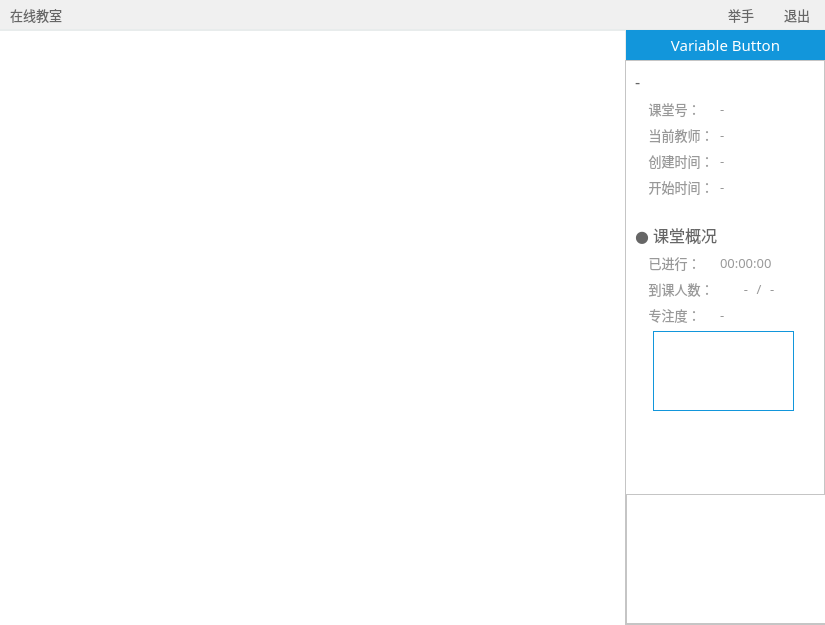
Old version of the form Status/Resources/ui/c_onlineClassroomWidget.ui in the repository StatusOnIineEducationDev/status-desktop.
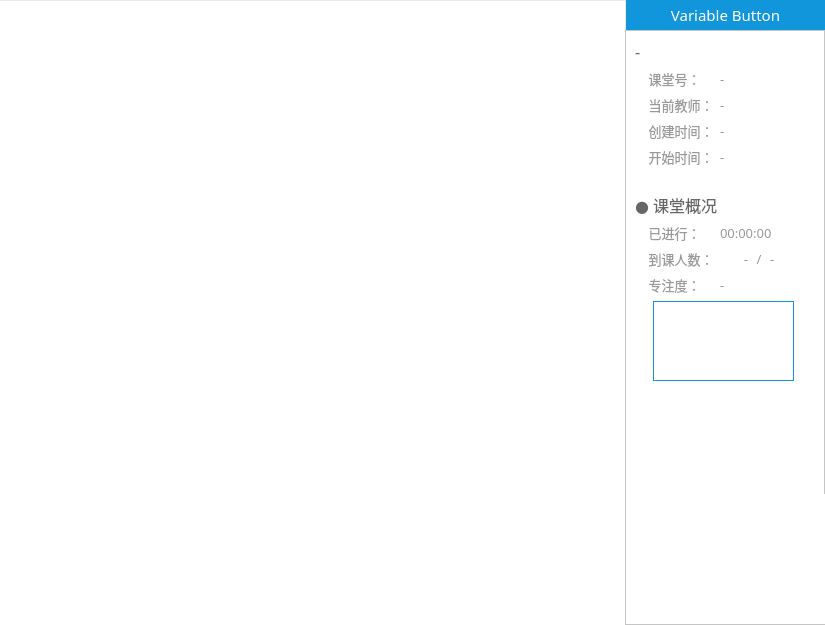
New version of the form. Icons and pictures are not drawn. Custom widgets are drawn as their Qt base class.

What changed in the file:
```diff
--- a/Status/Resources/ui/c_onlineClassroomWidget.ui
+++ b/Status/Resources/ui/c_onlineClassroomWidget.ui
@@ -10,6 +10,12 @@
     <height>625</height>
    </rect>
   </property>
+  <property name="minimumSize">
+   <size>
+    <width>825</width>
+    <height>625</height>
+   </size>
+  </property>
   <property name="windowTitle">
    <string>Form</string>
   </property>
@@ -77,195 +83,6 @@
      </property>
     </widget>
    </item>
-   <item row="0" column="0" colspan="2">
-    <widget class="QFrame" name="function_btn_frame">
-     <property name="minimumSize">
-      <size>
-       <width>0</width>
-       <height>30</height>
-      </size>
-     </property>
-     <property name="styleSheet">
-      <string notr="true">QFrame {
-	background: #f0f0f0;
-	border: none;
-	border-bottom: 1px solid #E8ECEC;
-}</string>
-     </property>
-     <property name="frameShape">
-      <enum>QFrame::StyledPanel</enum>
-     </property>
-     <property name="frameShadow">
-      <enum>QFrame::Raised</enum>
-     </property>
-     <layout class="QHBoxLayout" name="horizontalLayout_4">
-      <property name="spacing">
-       <number>20</number>
-      </property>
-      <property name="leftMargin">
-       <number>10</number>
-      </property>
-      <property name="topMargin">
-       <number>0</number>
-      </property>
-      <property name="rightMargin">
-       <number>10</number>
-      </property>
-      <property name="bottomMargin">
-       <number>0</number>
-      </property>
-      <item>
-       <widget class="QLabel" name="label_35">
-        <property name="font">
-         <font>
-          <family>微软雅黑</family>
-          <pointsize>10</pointsize>
-         </font>
-        </property>
-        <property name="styleSheet">
-         <string notr="true">QFrame {
-	color: #666666;
-	background: none;
-	border: none;
-}</string>
-        </property>
-        <property name="text">
-         <string>在线教室</string>
-        </property>
-       </widget>
-      </item>
-      <item>
-       <spacer name="horizontalSpacer_11">
-        <property name="orientation">
-         <enum>Qt::Horizontal</enum>
-        </property>
-        <property name="sizeHint" stdset="0">
-         <size>
-          <width>40</width>
-          <height>20</height>
-         </size>
-        </property>
-       </spacer>
-      </item>
-      <item>
-       <widget class="QPushButton" name="raise_hand_btn">
-        <property name="sizePolicy">
-         <sizepolicy hsizetype="Minimum" vsizetype="Fixed">
-          <horstretch>0</horstretch>
-          <verstretch>0</verstretch>
-         </sizepolicy>
-        </property>
-        <property name="minimumSize">
-         <size>
-          <width>0</width>
-          <height>25</height>
-         </size>
-        </property>
-        <property name="maximumSize">
-         <size>
-          <width>16777215</width>
-          <height>25</height>
-         </size>
-        </property>
-        <property name="font">
-         <font>
-          <family>微软雅黑</family>
-          <pointsize>10</pointsize>
-         </font>
-        </property>
-        <property name="cursor">
-         <cursorShape>PointingHandCursor</cursorShape>
-        </property>
-        <property name="styleSheet">
-         <string notr="true">QPushButton {
-	color: #666666;
-	background: none;
-	border: none;
-	border-radius: 5px;
-	padding-left: 5px;
-	padding-right: 5px;
-}
-
-QPushButton:hover {
-	background-color: #dedede;
-}</string>
-        </property>
-        <property name="text">
-         <string>举手</string>
-        </property>
-        <property name="icon">
-         <iconset resource="../../Status.qrc">
-          <normaloff>:/button/Resources/material/button/raise_hand.png</normaloff>:/button/Resources/material/button/raise_hand.png</iconset>
-        </property>
-        <property name="iconSize">
-         <size>
-          <width>15</width>
-          <height>15</height>
-         </size>
-        </property>
-       </widget>
-      </item>
-      <item>
-       <widget class="QPushButton" name="quit_lesson_btn">
-        <property name="sizePolicy">
-         <sizepolicy hsizetype="Minimum" vsizetype="Fixed">
-          <horstretch>0</horstretch>
-          <verstretch>0</verstretch>
-         </sizepolicy>
-        </property>
-        <property name="minimumSize">
-         <size>
-          <width>0</width>
-          <height>25</height>
-         </size>
-        </property>
-        <property name="maximumSize">
-         <size>
-          <width>16777215</width>
-          <height>25</height>
-         </size>
-        </property>
-        <property name="font">
-         <font>
-          <family>微软雅黑</family>
-          <pointsize>10</pointsize>
-         </font>
-        </property>
-        <property name="cursor">
-         <cursorShape>PointingHandCursor</cursorShape>
-        </property>
-        <property name="styleSheet">
-         <string notr="true">QPushButton {
-	color: #666666;
-	background: none;
-	border: none;
-	border-radius: 5px;
-	padding-left: 5px;
-	padding-right: 5px;
-}
-
-QPushButton:hover {
-	background-color: #dedede;
-}</string>
-        </property>
-        <property name="text">
-         <string>退出</string>
-        </property>
-        <property name="icon">
-         <iconset resource="../../Status.qrc">
-          <normaloff>:/button/Resources/material/button/exit.png</normaloff>:/button/Resources/material/button/exit.png</iconset>
-        </property>
-        <property name="iconSize">
-         <size>
-          <width>15</width>
-          <height>15</height>
-         </size>
-        </property>
-       </widget>
-      </item>
-     </layout>
-    </widget>
-   </item>
    <item row="2" column="1">
     <widget class="QFrame" name="frame">
      <property name="minimumSize">
@@ -283,7 +100,7 @@
      <property name="styleSheet">
       <string notr="true">QFrame {
 	border-left: 1px solid #E8ECEC;
-	background-color: #ffffff;
+	background: #ffffff;
 }
 
 QScrollArea#scrollArea {
@@ -369,6 +186,9 @@
           <height>16777215</height>
          </size>
         </property>
+        <property name="styleSheet">
+         <string notr="true">border: none;</string>
+        </property>
         <property name="frameShape">
          <enum>QFrame::StyledPanel</enum>
         </property>
@@ -429,7 +249,7 @@
            <x>0</x>
            <y>0</y>
            <width>198</width>
-           <height>433</height>
+           <height>461</height>
           </rect>
          </property>
          <property name="minimumSize">
@@ -914,13 +734,19 @@
    </item>
    <item row="1" column="0" rowspan="2">
     <widget class="QTabWidget" name="function_tabWidget">
+     <property name="font">
+      <font>
+       <family>微软雅黑</family>
+       <pointsize>10</pointsize>
+      </font>
+     </property>
      <property name="styleSheet">
       <string notr="true">QTabBar::tab {
 	padding-top: 0px;
 	color: #999999;
-	border: none;
 	height: 30px;
 	width: 70px;
+	border: none;
 	background: none;
 }
 
```
Left out of the diff: 9 changed lines with no effect on the pictures.
